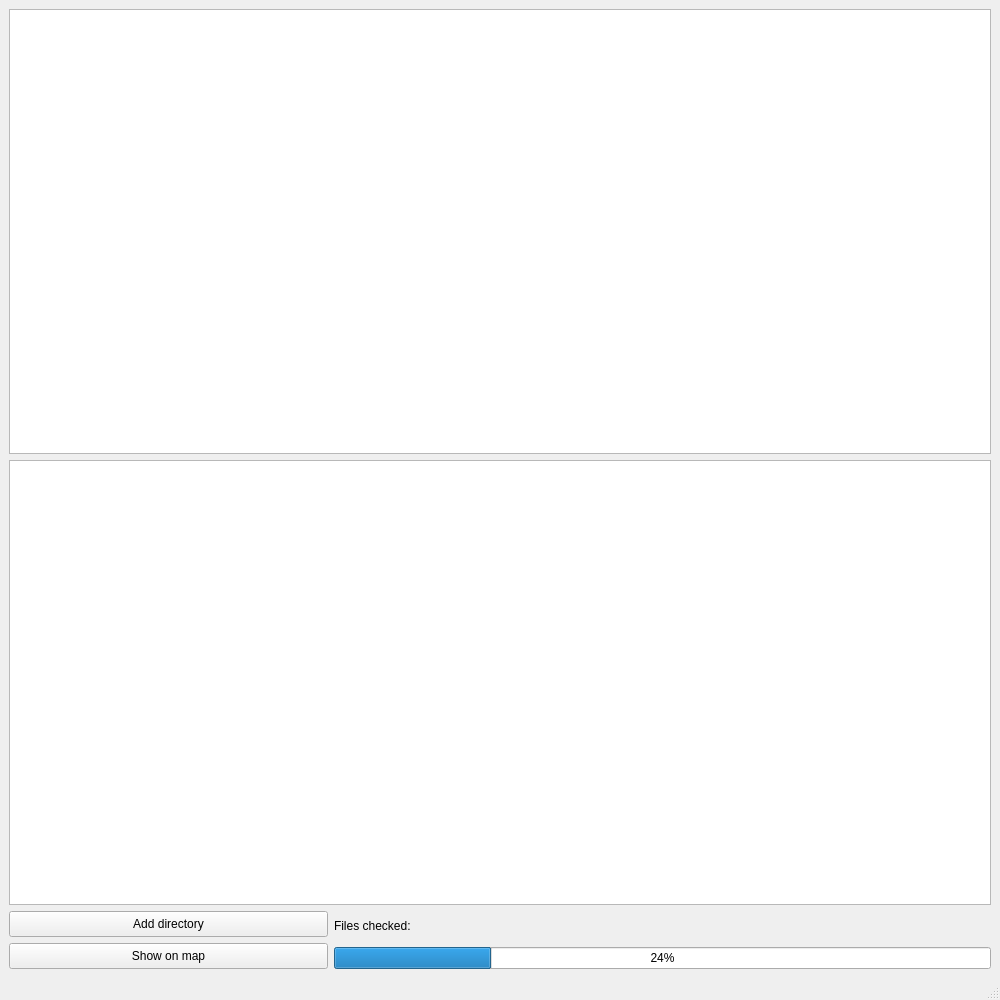
Above: mainwindow.ui from hntirgeam/EXIF-To-MapQT before the change. Below: the same form after it.
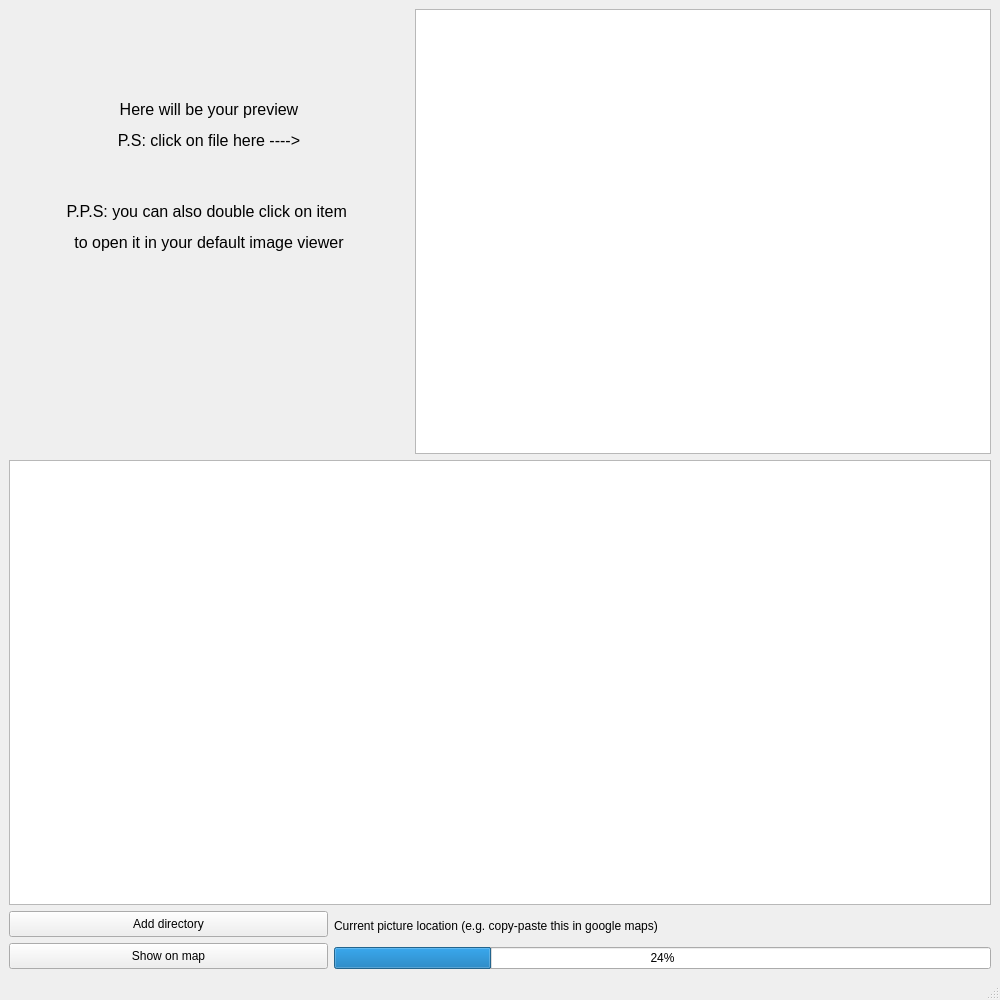
That is the form after the change.

Commit message: added a lot of stuff (pic preview, clickable file list, current location)

Diff of the .ui file:
```diff
--- a/mainwindow.ui
+++ b/mainwindow.ui
@@ -27,16 +27,6 @@
   </property>
   <widget class="QWidget" name="centralwidget">
    <layout class="QGridLayout" name="gridLayout_4">
-    <item row="0" column="0" colspan="2">
-     <layout class="QGridLayout" name="gridLayout">
-      <item row="1" column="1">
-       <widget class="QTextBrowser" name="textBrowser"/>
-      </item>
-      <item row="0" column="1">
-       <widget class="QTextBrowser" name="textBrowser_2"/>
-      </item>
-     </layout>
-    </item>
     <item row="1" column="0">
      <layout class="QGridLayout" name="gridLayout_2">
       <item row="1" column="0">
@@ -47,6 +37,12 @@
           <height>26</height>
          </size>
         </property>
+        <property name="maximumSize">
+         <size>
+          <width>319</width>
+          <height>26</height>
+         </size>
+        </property>
         <property name="text">
          <string>Show on map</string>
         </property>
@@ -60,6 +56,12 @@
           <height>26</height>
          </size>
         </property>
+        <property name="maximumSize">
+         <size>
+          <width>319</width>
+          <height>26</height>
+         </size>
+        </property>
         <property name="text">
          <string>Add directory</string>
         </property>
@@ -67,19 +69,48 @@
       </item>
      </layout>
     </item>
+    <item row="0" column="0" colspan="2">
+     <layout class="QGridLayout" name="gridLayout">
+      <item row="1" column="0" colspan="2">
+       <widget class="QTextBrowser" name="logTextBrowser"/>
+      </item>
+      <item row="0" column="0">
+       <widget class="QLabel" name="preview">
+        <property name="minimumSize">
+         <size>
+          <width>400</width>
+          <height>422</height>
+         </size>
+        </property>
+        <property name="maximumSize">
+         <size>
+          <width>400</width>
+          <height>422</height>
+         </size>
+        </property>
+        <property name="text">
+         <string>&lt;html&gt;&lt;head/&gt;&lt;body&gt;&lt;p align=&quot;center&quot;&gt;&lt;br/&gt;&lt;/p&gt;&lt;p align=&quot;center&quot;&gt;&lt;br/&gt;&lt;/p&gt;&lt;p align=&quot;center&quot;&gt;&lt;span style=&quot; font-size:12pt;&quot;&gt;Here will be your preview&lt;/span&gt;&lt;/p&gt;&lt;p align=&quot;center&quot;&gt;&lt;span style=&quot; font-size:12pt;&quot;&gt;P.S: click on file here ----&amp;gt;&lt;/span&gt;&lt;/p&gt;&lt;p align=&quot;center&quot;&gt;&lt;br/&gt;&lt;/p&gt;&lt;p align=&quot;center&quot;&gt;&lt;span style=&quot; font-size:12pt;&quot;&gt;P.P.S: you can also double click on item &lt;/span&gt;&lt;/p&gt;&lt;p align=&quot;center&quot;&gt;&lt;span style=&quot; font-size:12pt;&quot;&gt;to open it in your default image viewer&lt;/span&gt;&lt;/p&gt;&lt;p align=&quot;center&quot;&gt;&lt;br/&gt;&lt;/p&gt;&lt;p align=&quot;center&quot;&gt;&lt;br/&gt;&lt;/p&gt;&lt;p align=&quot;center&quot;&gt;&lt;br/&gt;&lt;/p&gt;&lt;p align=&quot;center&quot;&gt;&lt;br/&gt;&lt;/p&gt;&lt;p align=&quot;center&quot;&gt;&lt;br/&gt;&lt;/p&gt;&lt;/body&gt;&lt;/html&gt;</string>
+        </property>
+       </widget>
+      </item>
+      <item row="0" column="1">
+       <widget class="QListWidget" name="fileList"/>
+      </item>
+     </layout>
+    </item>
     <item row="1" column="1">
      <layout class="QGridLayout" name="gridLayout_3">
-      <item row="1" column="0">
+      <item row="2" column="0" colspan="2">
        <widget class="QProgressBar" name="progressBar">
         <property name="value">
          <number>24</number>
         </property>
        </widget>
       </item>
-      <item row="0" column="0">
-       <widget class="QLabel" name="label">
+      <item row="1" column="0" colspan="2">
+       <widget class="QLabel" name="locationLabel">
         <property name="text">
-         <string>Files checked:</string>
+         <string>Current picture location (e.g. copy-paste this in google maps)</string>
         </property>
        </widget>
       </item>
```
